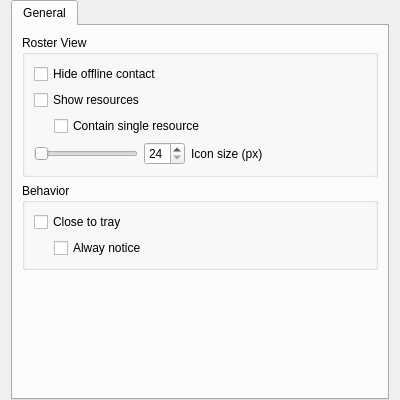
This is app/PrefGeneral.ui in chloerei/qtalk as Qt 5 draws it before an edit. The edited form follows.
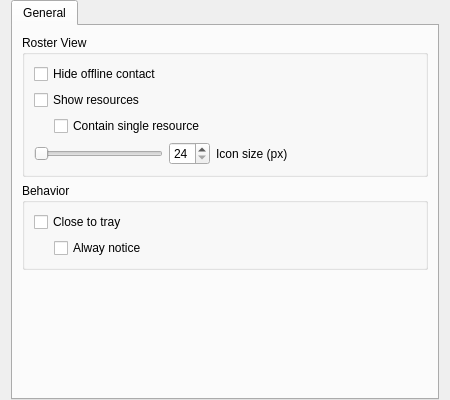
This is the edited form.

```diff
--- a/app/PrefGeneral.ui
+++ b/app/PrefGeneral.ui
@@ -6,7 +6,7 @@
    <rect>
     <x>0</x>
     <y>0</y>
-    <width>400</width>
+    <width>450</width>
     <height>400</height>
    </rect>
   </property>
```
